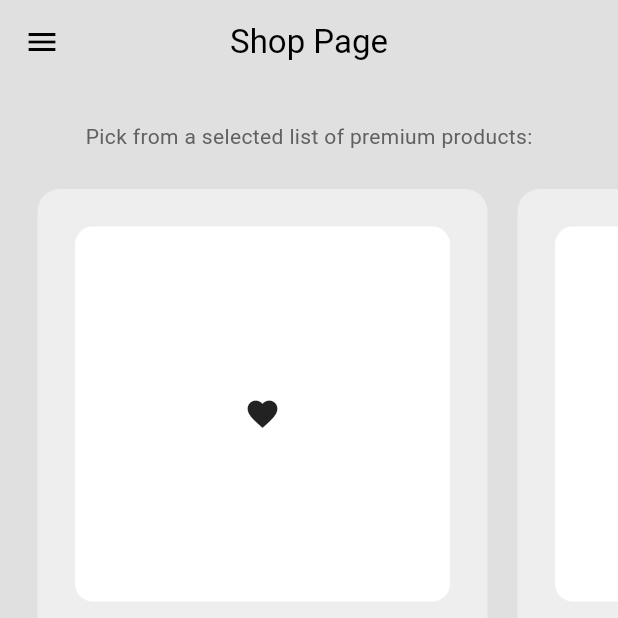
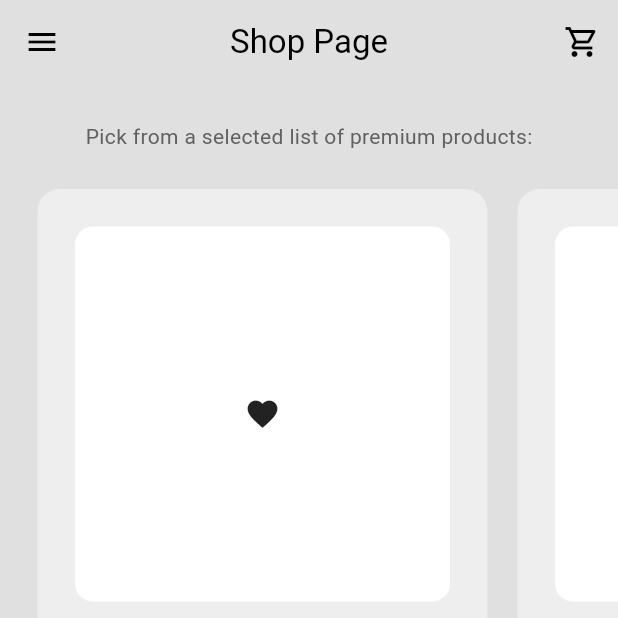
Before and after one commit to Batout-asma/minimal_ecomerce_app, a Flutter app: the ShopPage screen opened by its route, on a phone screen of 412 x 824 dp, the top half of it. Run offline on Flutter 3.47's test engine with Material 3 defaults, Android fonts, the phone set to English and light mode, and no system bars.

Commit message:
Cart icon added to the appBar

```diff
--- a/lib/pages/shop_page.dart
+++ b/lib/pages/shop_page.dart
@@ -17,6 +17,14 @@ class ShopPage extends StatelessWidget {
         centerTitle: true,
         backgroundColor: Colors.transparent,
         foregroundColor: Theme.of(context).colorScheme.onSurface,
+        actions: [
+          IconButton(
+            icon: const Icon(Icons.shopping_cart_outlined),
+            onPressed: () {
+              Navigator.pushNamed(context, '/cart_page');
+            },
+          ),
+        ],
       ),
       backgroundColor: Theme.of(context).colorScheme.surface,
       drawer: MyDrawer(),
```
